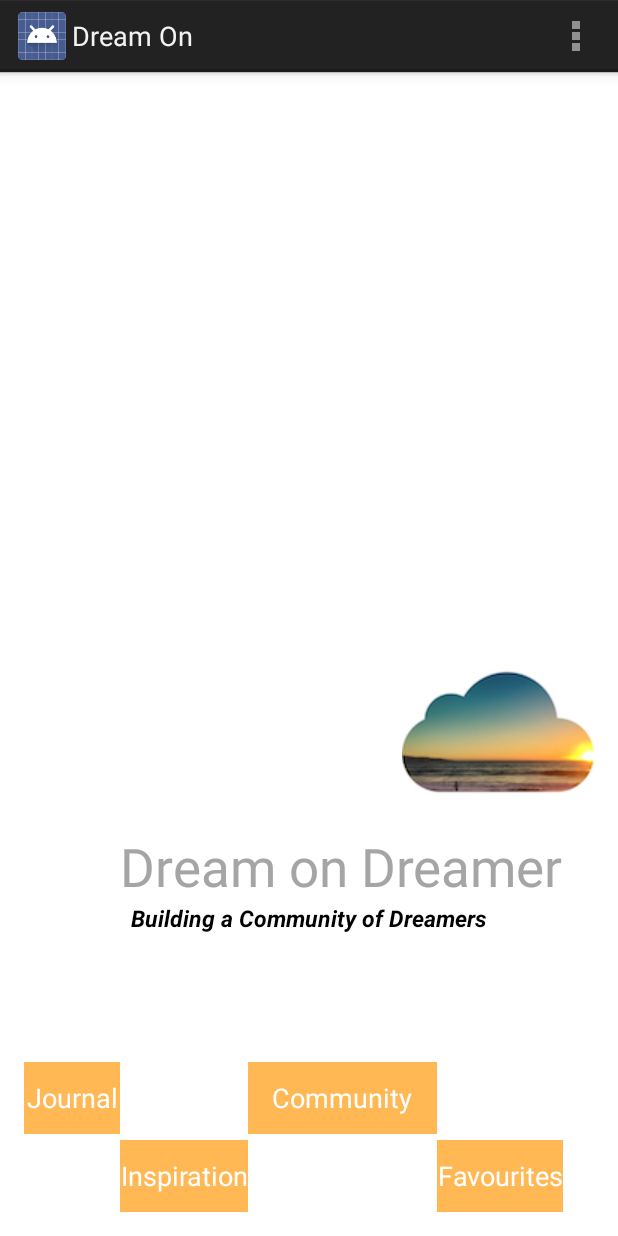
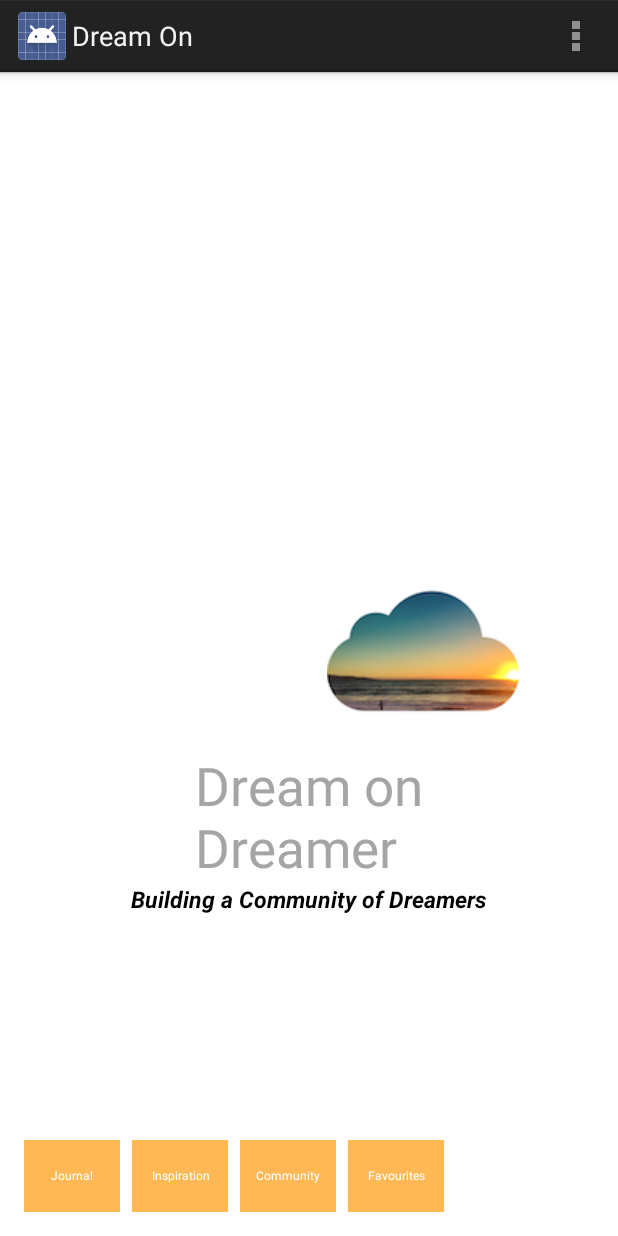
Before and after one commit to farrahzaman/DreamOn, an Android app: the screen it shows after launch (DreamMainActivity), on a phone screen of 412 x 824 dp. Run offline under Robolectric (Android 15) with nearby library versions, the phone set to English and light mode, and no system bars.

Commit message:
Main layout buttons alignment

```diff
--- a/app/src/main/res/layout/activity_dream_main.xml
+++ b/app/src/main/res/layout/activity_dream_main.xml
@@ -10,50 +10,15 @@
     android:background="@android:color/white">
 
 
-    <Button
-        android:layout_width="wrap_content"
-        android:layout_height="wrap_content"
-        android:text="Journal"
-        android:id="@+id/homeJournalButton"
-        android:layout_alignParentBottom="true"
-        android:layout_alignParentLeft="true"
-        android:layout_alignParentStart="true"
-        android:layout_marginBottom="52dp"
-        android:background="#ffffb854"
-        android:textColor="#ffffffff" />
-
-    <Button
-        android:layout_width="wrap_content"
-        android:layout_height="wrap_content"
-        android:text="Inspiration"
-        android:id="@+id/homeInspireButton"
-        android:layout_toEndOf="@+id/homeJournalButton"
-        android:background="#ffffb854"
-        android:textColor="#ffffffff"
-        android:layout_alignParentBottom="true"
-        android:layout_toRightOf="@+id/homeJournalButton" />
-
-    <Button
-        android:layout_width="wrap_content"
-        android:layout_height="wrap_content"
-        android:text="Community"
-        android:id="@+id/homeCommButton"
-        android:layout_toEndOf="@+id/homeInspireButton"
-        android:textColor="#ffffffff"
-        android:background="#ffffb854"
-        android:layout_toStartOf="@+id/buttonFaves"
-        android:layout_alignTop="@+id/homeJournalButton"
-        android:layout_toLeftOf="@+id/buttonFaves" />
 
     <TextView
         android:layout_width="wrap_content"
         android:layout_height="wrap_content"
         android:textAppearance="?android:attr/textAppearanceLarge"
-        android:text="Dream on Dreamer"
+        android:text="Dream on\nDreamer"
         android:id="@+id/textSearchDream"
         android:layout_above="@+id/textView2"
-        android:layout_toRightOf="@+id/homeJournalButton"
-        android:layout_toEndOf="@+id/homeJournalButton"
+        android:layout_centerHorizontal="true"
         android:textSize="35sp"
         android:textColor="#FFA5A5A5" />
 
@@ -65,9 +30,9 @@
         android:id="@+id/textView2"
         android:textSize="15sp"
         android:textStyle="bold|italic"
-        android:layout_above="@+id/homeJournalButton"
+        android:layout_above="@+id/layoutButtons"
         android:layout_centerHorizontal="true"
-        android:layout_marginBottom="85dp" />
+        android:layout_marginBottom="150dp" />
 
     <ImageView
         android:layout_width="wrap_content"
@@ -76,17 +41,60 @@
         android:id="@+id/imageView"
         android:layout_above="@+id/textSearchDream"
         android:layout_alignParentRight="true"
-        android:layout_alignParentEnd="true" />
+        android:layout_alignParentEnd="true"
+        android:layout_marginRight="50dp"/>
 
-    <Button
-        android:layout_width="wrap_content"
+    <LinearLayout
+        android:layout_width="match_parent"
         android:layout_height="wrap_content"
-        android:text="Favourites"
-        android:id="@+id/buttonFaves"
         android:layout_alignParentBottom="true"
-        android:layout_alignRight="@+id/textSearchDream"
-        android:layout_alignEnd="@+id/textSearchDream"
-        android:textColor="#ffffffff"
-        android:background="#ffffb854" />
+        android:id="@+id/layoutButtons"
+        >
+        <Button
+            android:layout_width="wrap_content"
+            android:layout_height="wrap_content"
+            android:text="Journal"
+            android:id="@+id/homeJournalButton"
+            android:background="#ffffb854"
+            android:textColor="#ffffffff"
+            android:textSize="@dimen/buttons_text_size"
+            android:padding="@dimen/buttons_padding"
+            />
 
+        <Button
+            android:layout_width="wrap_content"
+            android:layout_height="wrap_content"
+            android:text="Inspiration"
+            android:id="@+id/homeInspireButton"
+            android:background="#ffffb854"
+            android:textColor="#ffffffff"
+            android:textSize="@dimen/buttons_text_size"
+            android:padding="@dimen/buttons_padding"
+            android:layout_marginLeft="@dimen/buttons_margin_left"
+            />
+
+        <Button
+            android:layout_width="wrap_content"
+            android:layout_height="wrap_content"
+            android:text="Community"
+            android:id="@+id/homeCommButton"
+            android:textColor="#ffffffff"
+            android:background="#ffffb854"
+            android:textSize="@dimen/buttons_text_size"
+            android:padding="@dimen/buttons_padding"
+            android:layout_marginLeft="@dimen/buttons_margin_left"
+            />
+
+        <Button
+            android:layout_width="wrap_content"
+            android:layout_height="wrap_content"
+            android:text="Favourites"
+            android:id="@+id/buttonFaves"
+            android:textColor="#ffffffff"
+            android:background="#ffffb854"
+            android:textSize="@dimen/buttons_text_size"
+            android:padding="@dimen/buttons_padding"
+            android:layout_marginLeft="@dimen/buttons_margin_left"
+            />
+    </LinearLayout>
 </RelativeLayout>
```
